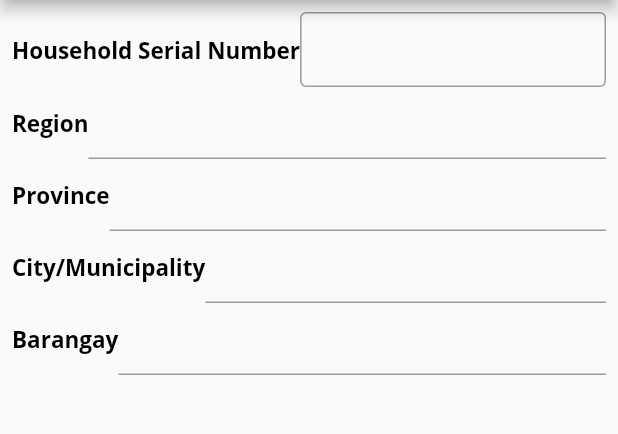
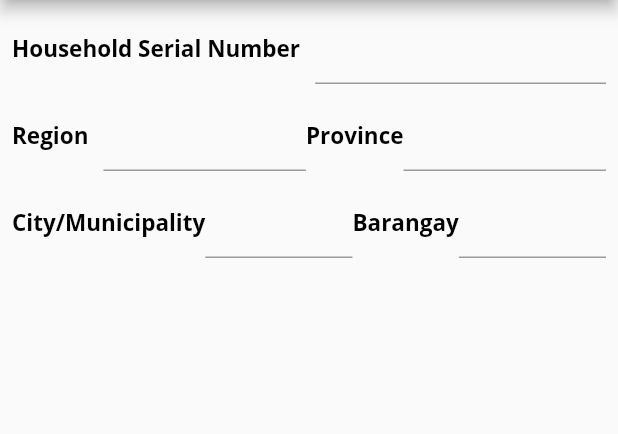
Before and after one commit to XylverXVI/HouseholdRegistration-v0.0, a Flutter app: the screen it shows after launch, on a phone screen of 412 x 824 dp, the part 84-518 px from its top. Run offline on Flutter 3.47's test engine with Material 2 defaults, Android fonts, the phone set to English and light mode, and no system bars; our stand-ins replace google_fonts.

Commit message:
App Files

```diff
--- a/lib/household.dart
+++ b/lib/household.dart
@@ -27,49 +27,32 @@ class _HHRegistrationFormState extends State<HHRegistrationForm> {
                     "Household Serial Number",
                     style: styleText,
                   ),
+                  filler(0, 10),
                   Expanded(
-
-                    child: SizedBox(
-                      width: 200,
-                      height: 50,
-                      child: TextField(
-                        decoration: InputDecoration(
-                          border: OutlineInputBorder(),
-
-                        ),
-                      ),
-                    ),
+                    child: TextField(),
                   ),
                 ],
               ),
+              filler(10,0),
               Row(
                 children: <Widget>[
                   Text(
                     "Region",
                     style: styleText,
+                  ),filler(0, 10),
+                  Expanded(
+                    child: TextField(),
                   ),
-                  Expanded(
-                    child: SizedBox(
-                      width: 200,
-                      child: TextField(),
-                    ),
-                  ),
-                ],
-              ),
-              Row(
-                children: <Widget>[
                   Text(
                     "Province",
                     style: styleText,
                   ),
                   Expanded(
-                    child: SizedBox(
-                      width: 200,
-                      child: TextField(),
-                    ),
+                    child: TextField(),
                   ),
                 ],
               ),
+              filler(10,0),
               Row(
                 children: <Widget>[
                   Text(
@@ -77,24 +60,14 @@ class _HHRegistrationFormState extends State<HHRegistrationForm> {
                     style: styleText,
                   ),
                   Expanded(
-                    child: SizedBox(
-                      width: 200,
-                      child: TextField(),
-                    ),
+                    child: TextField(),
                   ),
-                ],
-              ),
-              Row(
-                children: <Widget>[
                   Text(
                     "Barangay",
                     style: styleText,
                   ),
                   Expanded(
-                    child: SizedBox(
-                      width: 200,
-                      child: TextField(),
-                    ),
+                    child: TextField(),
                   ),
                 ],
               ),
```
